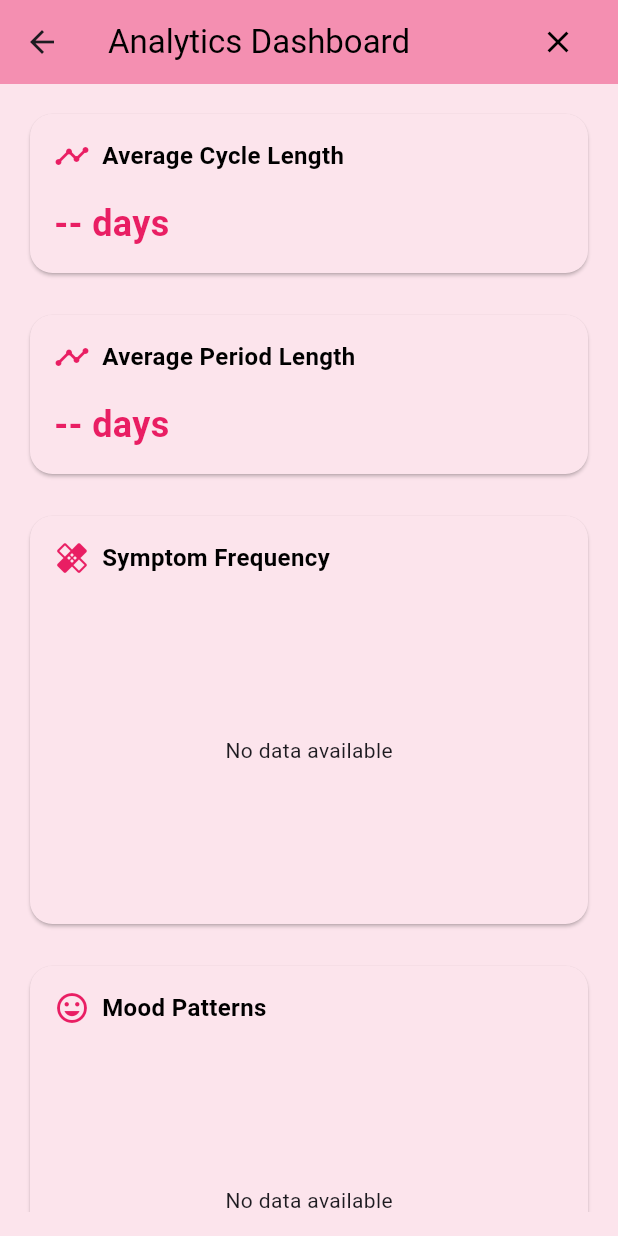
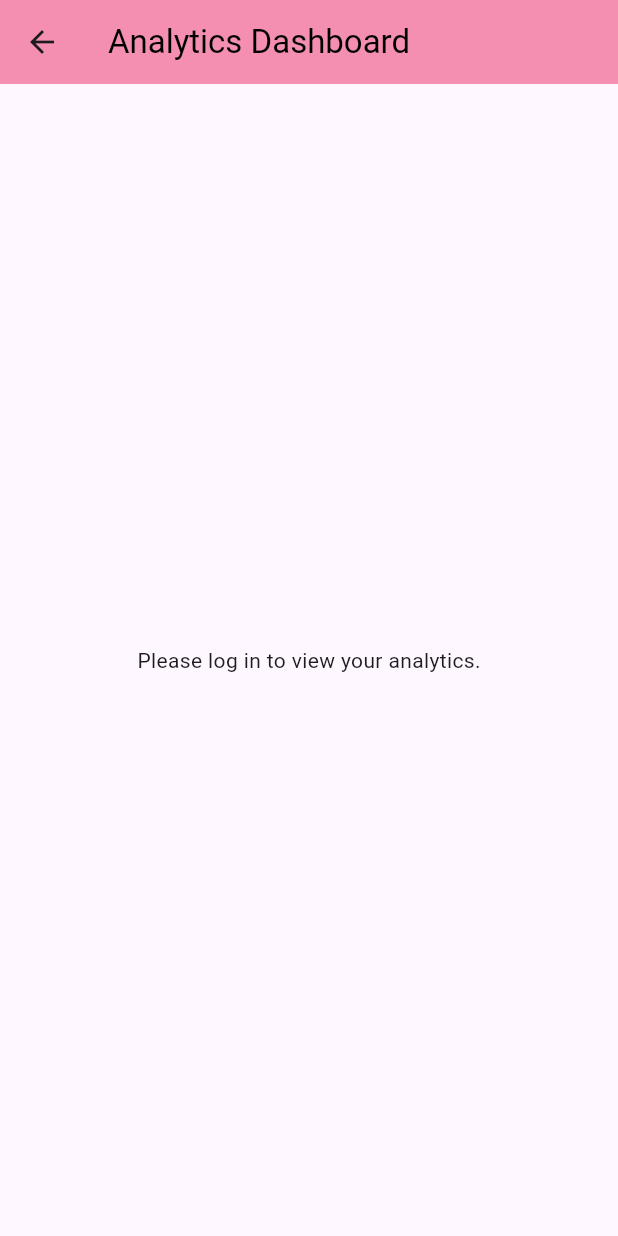
Before and after one commit to Alubisia-1/period-app, a Flutter app: the screen it shows after launch, scrolled down 291 dp, after a tap on "View More", on a phone screen of 412 x 824 dp. Run offline on Flutter 3.47's test engine with Material 3 defaults, Android fonts, the phone set to English and light mode, and no system bars; our stand-ins replace fl_chart, flutter_local_notifications, shared_preferences, sqflite, sqflite_common_ffi, sqflite_common_ffi_web and 2 more; missing offline and left inert: bluetooth_thermal_printer; accounts and stored records are empty.

Commit message:
app updates

```diff
--- /dev/null
+++ b/lib/providers/user_provider.dart
@@ -0,0 +1,20 @@
+import 'package:flutter/foundation.dart';
+import '../models/user.dart';
+
+class UserProvider with ChangeNotifier {
+  User? _user;
+
+  User? get user => _user;
+
+  void login(User user) {
+    _user = user;
+    notifyListeners();
+  }
+
+  void logout() {
+    _user = null;
+    notifyListeners();
+  }
+
+  bool get isLoggedIn => _user != null;
+}
--- a/lib/screens/analytics_dashboard.dart
+++ b/lib/screens/analytics_dashboard.dart
@@ -1,12 +1,29 @@
 import 'package:flutter/material.dart';
 import 'package:fl_chart/fl_chart.dart';
 import '../services/database_service.dart';
+import 'package:provider/provider.dart';
+import '../providers/user_provider.dart';
 
 class AnalyticsDashboard extends StatelessWidget {
   const AnalyticsDashboard({Key? key}) : super(key: key);
 
   @override
   Widget build(BuildContext context) {
+      final userProvider = Provider.of<UserProvider>(context);
+      final userId = userProvider.user?.id;
+
+        if (userId == null) {
+    return Scaffold(
+      appBar: AppBar(
+        title: Text('Analytics Dashboard', style: TextStyle(color: Colors.black)),
+        backgroundColor: Colors.pink[200],
+        elevation: 0,
+      ),
+      body: Center(
+        child: Text('Please log in to view your analytics.'),
+      ),
+    );
+  }
     return Scaffold(
       appBar: AppBar(
         title: Row(
@@ -33,7 +50,7 @@ class AnalyticsDashboard extends StatelessWidget {
               mainAxisSize: MainAxisSize.min,
               children: [
                 FutureBuilder<Map<String, dynamic>>(
-                  future: fetchAnalyticsData(1), // Assuming user ID is 1 for simplicity
+                  future: fetchAnalyticsData(userId), // Assuming user ID is 1 for simplicity
                   builder: (context, snapshot) {
                     if (snapshot.connectionState == ConnectionState.waiting) {
                       return CircularProgressIndicator();
```
Also changed, not shown: lib/main.dart (+17 -15 lines), lib/screens/home_screen.dart (+52 -16 lines).
